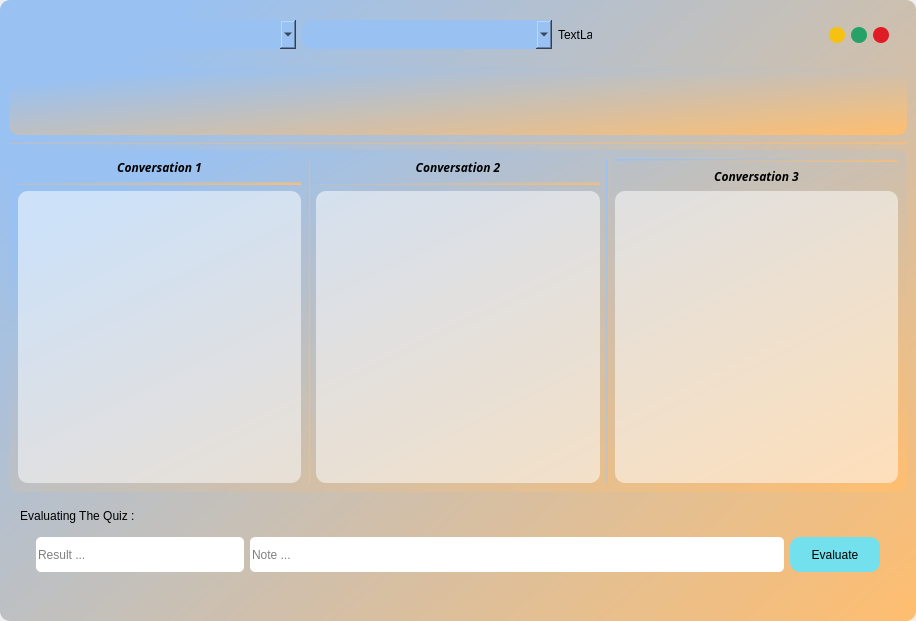
The window that ui/admn.ui (YassineBaghdadi/TypingTest) describes before a commit, drawn with Qt 5.
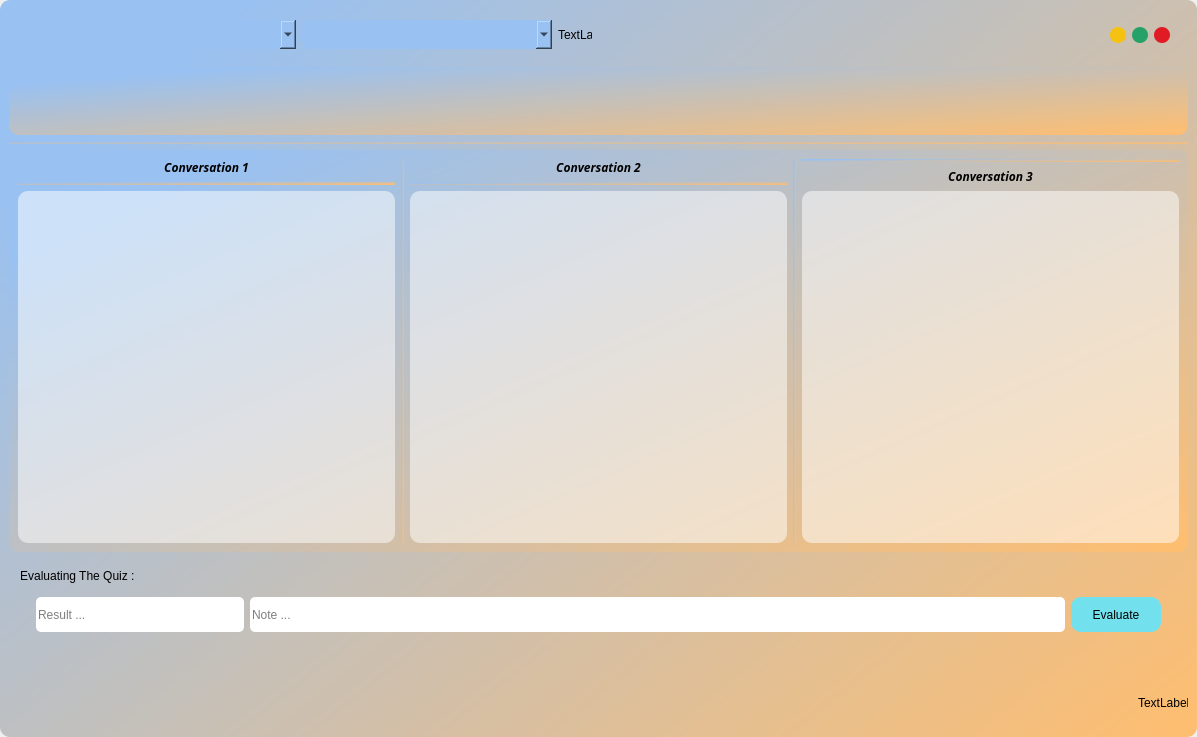
The same window after the commit.

Commit message: admin without

What changed in the file:
```diff
--- a/ui/admn.ui
+++ b/ui/admn.ui
@@ -6,8 +6,8 @@
    <rect>
     <x>0</x>
     <y>0</y>
-    <width>916</width>
-    <height>621</height>
+    <width>1197</width>
+    <height>737</height>
    </rect>
   </property>
   <property name="windowTitle">
@@ -555,6 +555,51 @@
         </layout>
        </widget>
       </item>
+      <item>
+       <layout class="QHBoxLayout" name="horizontalLayout">
+        <item>
+         <spacer name="horizontalSpacer_2">
+          <property name="orientation">
+           <enum>Qt::Horizontal</enum>
+          </property>
+          <property name="sizeHint" stdset="0">
+           <size>
+            <width>40</width>
+            <height>20</height>
+           </size>
+          </property>
+         </spacer>
+        </item>
+        <item>
+         <widget class="QLabel" name="exprt">
+          <property name="enabled">
+           <bool>true</bool>
+          </property>
+          <property name="minimumSize">
+           <size>
+            <width>50</width>
+            <height>50</height>
+           </size>
+          </property>
+          <property name="maximumSize">
+           <size>
+            <width>50</width>
+            <height>50</height>
+           </size>
+          </property>
+          <property name="cursor">
+           <cursorShape>ForbiddenCursor</cursorShape>
+          </property>
+          <property name="styleSheet">
+           <string notr="true">background-color: none;</string>
+          </property>
+          <property name="text">
+           <string>TextLabel</string>
+          </property>
+         </widget>
+        </item>
+       </layout>
+      </item>
      </layout>
     </widget>
    </item>
```
The commit also changes 2 other files.
